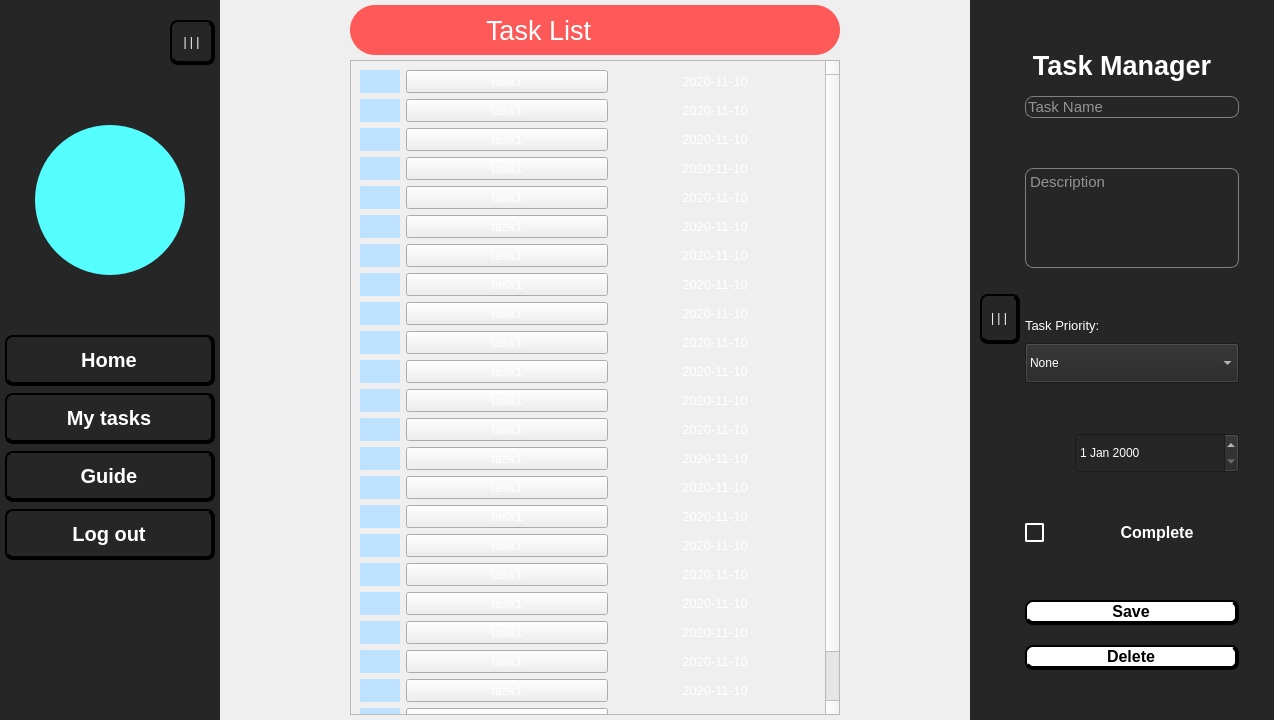
This is responsive.ui in MrDalo/brainfree as Qt 5 draws it before an edit. The edited form follows.
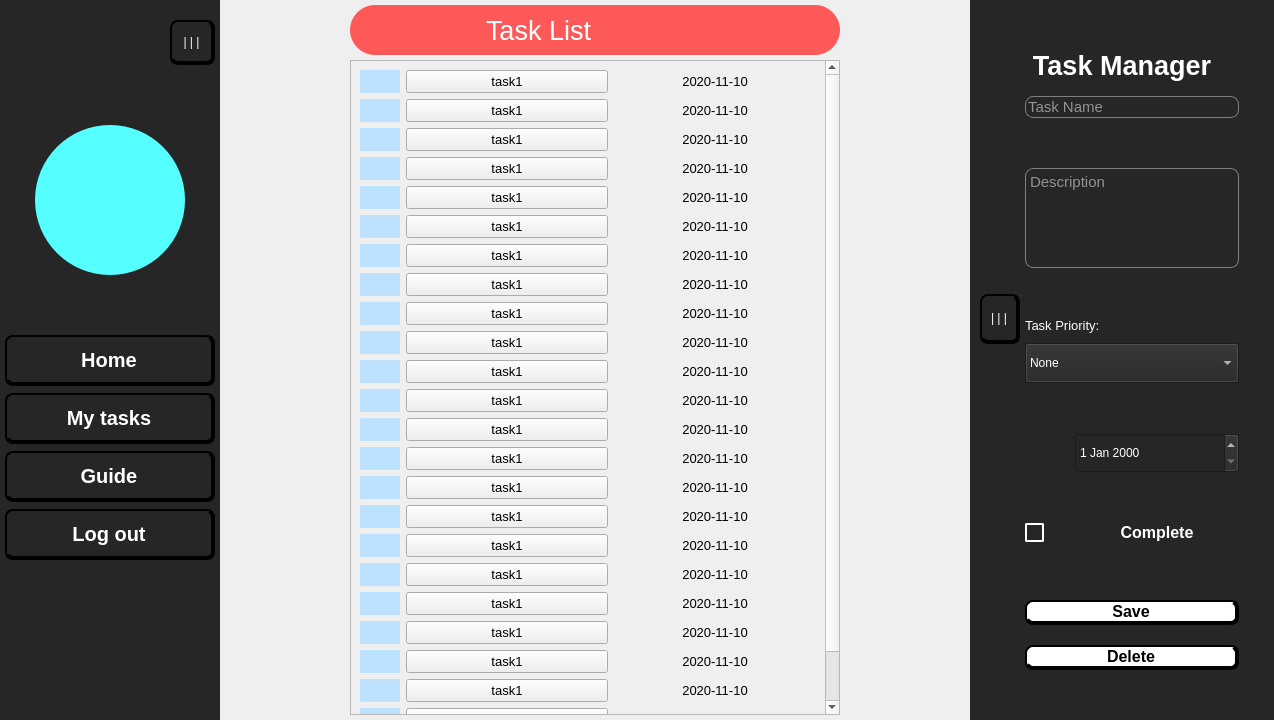
This is the edited form. The open tabs and pages were chosen to show the change. Icons and pictures are not drawn.

Commit message: Add properties to tasks in Task list

The edit to the form file:
```diff
--- a/responsive.ui
+++ b/responsive.ui
@@ -2433,6 +2433,9 @@
                 <pointsize>10</pointsize>
                </font>
               </property>
+              <property name="styleSheet">
+               <string notr="true">color: black;</string>
+              </property>
               <property name="lineWidth">
                <number>0</number>
               </property>
@@ -2443,7 +2446,7 @@
                <property name="geometry">
                 <rect>
                  <x>0</x>
-                 <y>-275</y>
+                 <y>0</y>
                  <width>449</width>
                  <height>903</height>
                 </rect>
```
Left out of the diff: 144 changed lines with no effect on the pictures. The commit also changes 1 other file.
